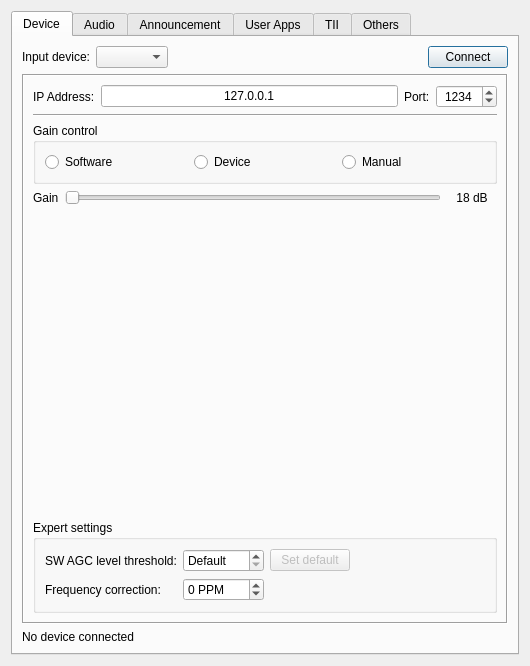
First picture: the form in gui/setupdialog.ui, repository KejPi/AbracaDABra, before the edit.
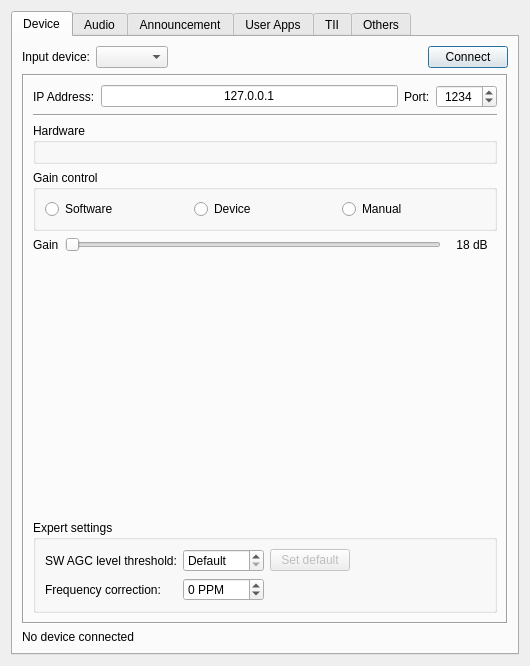
Second picture: the form after the edit. The open tabs and pages were chosen to show the change. Custom widgets are drawn as their Qt base class.

Commit message: feat: Information about connected HW is shown in Setup dialog (RTLSDR and RTLTCP only)

Patch:
```diff
--- a/gui/setupdialog.ui
+++ b/gui/setupdialog.ui
@@ -23,7 +23,7 @@
    <item>
     <widget class="QTabWidget" name="tabWidget">
      <property name="currentIndex">
-      <number>4</number>
+      <number>0</number>
      </property>
      <widget class="QWidget" name="tabDevice">
       <attribute name="title">
@@ -73,10 +73,18 @@
           <enum>QFrame::Shadow::Sunken</enum>
          </property>
          <property name="currentIndex">
-          <number>5</number>
+          <number>0</number>
          </property>
          <widget class="QWidget" name="rtlsdrPage">
           <layout class="QVBoxLayout" name="verticalLayout_3">
+           <item>
+            <widget class="QGroupBox" name="rtlsdrInfoWidget">
+             <property name="title">
+              <string>Hardware</string>
+             </property>
+             <layout class="QGridLayout" name="rtlsdrInfoWidgetLayout"/>
+            </widget>
+           </item>
            <item>
             <widget class="QGroupBox" name="rtlsdrGainModeGroup">
              <property name="title">
@@ -317,16 +325,10 @@
          </widget>
          <widget class="QWidget" name="rtltcpPage">
           <layout class="QGridLayout" name="gridLayout_2">
-           <item row="0" column="3">
-            <widget class="QSpinBox" name="rtltcpIpPortSpinBox">
-             <property name="alignment">
-              <set>Qt::AlignmentFlag::AlignCenter</set>
-             </property>
-             <property name="maximum">
-              <number>99999</number>
-             </property>
-             <property name="value">
-              <number>1234</number>
+           <item row="0" column="0">
+            <widget class="QLabel" name="rtltcpIpAddrLabel">
+             <property name="text">
+              <string>IP Address:</string>
              </property>
             </widget>
            </item>
@@ -347,6 +349,62 @@
             </widget>
            </item>
            <item row="5" column="0" colspan="4">
+            <widget class="QWidget" name="rtltcpGainWidget" native="true">
+             <layout class="QHBoxLayout" name="horizontalLayout_5">
+              <property name="leftMargin">
+               <number>0</number>
+              </property>
+              <property name="topMargin">
+               <number>0</number>
+              </property>
+              <property name="rightMargin">
+               <number>0</number>
+              </property>
+              <property name="bottomMargin">
+               <number>0</number>
+              </property>
+              <item>
+               <widget class="QLabel" name="rtltcpGainLabel">
+                <property name="text">
+                 <string>Gain</string>
+                </property>
+               </widget>
+              </item>
+              <item>
+               <widget class="QSlider" name="rtltcpGainSlider">
+                <property name="orientation">
+                 <enum>Qt::Orientation::Horizontal</enum>
+                </property>
+               </widget>
+              </item>
+              <item>
+               <widget class="QLabel" name="rtltcpGainValueLabel">
+                <property name="minimumSize">
+                 <size>
+                  <width>50</width>
+                  <height>0</height>
+                 </size>
+                </property>
+                <property name="text">
+                 <string notr="true">18 dB</string>
+                </property>
+                <property name="alignment">
+                 <set>Qt::AlignmentFlag::AlignCenter</set>
+                </property>
+               </widget>
+              </item>
+             </layout>
+            </widget>
+           </item>
+           <item row="3" column="0" colspan="4">
+            <widget class="QGroupBox" name="rtltcpInfoWidget">
+             <property name="title">
+              <string>Hardware</string>
+             </property>
+             <layout class="QGridLayout" name="rtltcpInfoWidgetLayout"/>
+            </widget>
+           </item>
+           <item row="7" column="0" colspan="4">
             <widget class="QGroupBox" name="rtltcpExpertGroup">
              <property name="title">
               <string>Expert settings</string>
@@ -458,6 +516,19 @@
              </property>
             </widget>
            </item>
+           <item row="0" column="3">
+            <widget class="QSpinBox" name="rtltcpIpPortSpinBox">
+             <property name="alignment">
+              <set>Qt::AlignmentFlag::AlignCenter</set>
+             </property>
+             <property name="maximum">
+              <number>99999</number>
+             </property>
+             <property name="value">
+              <number>1234</number>
+             </property>
+            </widget>
+           </item>
            <item row="1" column="0" colspan="4">
             <widget class="Line" name="line">
              <property name="orientation">
@@ -465,7 +536,7 @@
              </property>
             </widget>
            </item>
-           <item row="4" column="0" colspan="4">
+           <item row="6" column="0" colspan="4">
             <spacer name="verticalSpacer_4">
              <property name="orientation">
               <enum>Qt::Orientation::Vertical</enum>
@@ -478,7 +549,7 @@
              </property>
             </spacer>
            </item>
-           <item row="2" column="0" colspan="4">
+           <item row="4" column="0" colspan="4">
             <widget class="QGroupBox" name="rtltcpGainModeGroup">
              <property name="title">
               <string>Gain control</string>
@@ -517,61 +588,6 @@
              </layout>
             </widget>
            </item>
-           <item row="3" column="0" colspan="4">
-            <widget class="QWidget" name="rtltcpGainWidget" native="true">
-             <layout class="QHBoxLayout" name="horizontalLayout_5">
-              <property name="leftMargin">
-               <number>0</number>
-              </property>
-              <property name="topMargin">
-               <number>0</number>
-              </property>
-              <property name="rightMargin">
-               <number>0</number>
-              </property>
-              <property name="bottomMargin">
-               <number>0</number>
-              </property>
-              <item>
-               <widget class="QLabel" name="rtltcpGainLabel">
-                <property name="text">
-                 <string>Gain</string>
-                </property>
-               </widget>
-              </item>
-              <item>
-               <widget class="QSlider" name="rtltcpGainSlider">
-                <property name="orientation">
-                 <enum>Qt::Orientation::Horizontal</enum>
-                </property>
-               </widget>
-              </item>
-              <item>
-               <widget class="QLabel" name="rtltcpGainValueLabel">
-                <property name="minimumSize">
-                 <size>
-                  <width>50</width>
-                  <height>0</height>
-                 </size>
-                </property>
-                <property name="text">
-                 <string notr="true">18 dB</string>
-                </property>
-                <property name="alignment">
-                 <set>Qt::AlignmentFlag::AlignCenter</set>
-                </property>
-               </widget>
-              </item>
-             </layout>
-            </widget>
-           </item>
-           <item row="0" column="0">
-            <widget class="QLabel" name="rtltcpIpAddrLabel">
-             <property name="text">
-              <string>IP Address:</string>
-             </property>
-            </widget>
-           </item>
           </layout>
          </widget>
          <widget class="QWidget" name="rawfilePage">
```
The commit also changes 3 other files.
